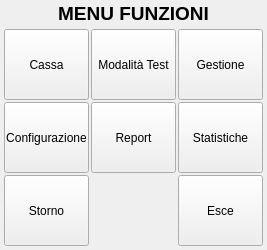
First picture: the form in branches/ramo02/src/operazionidlg.ui, repository mtonin/gestcassa, before the edit.
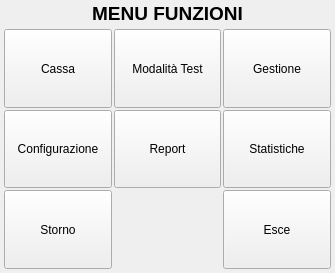
Second picture: the form after the edit. Icons and pictures are not drawn.

Diff of the .ui file:
```diff
--- a/branches/ramo02/src/operazionidlg.ui
+++ b/branches/ramo02/src/operazionidlg.ui
@@ -6,8 +6,8 @@
    <rect>
     <x>0</x>
     <y>0</y>
-    <width>267</width>
-    <height>250</height>
+    <width>335</width>
+    <height>273</height>
    </rect>
   </property>
   <property name="windowTitle">
```
